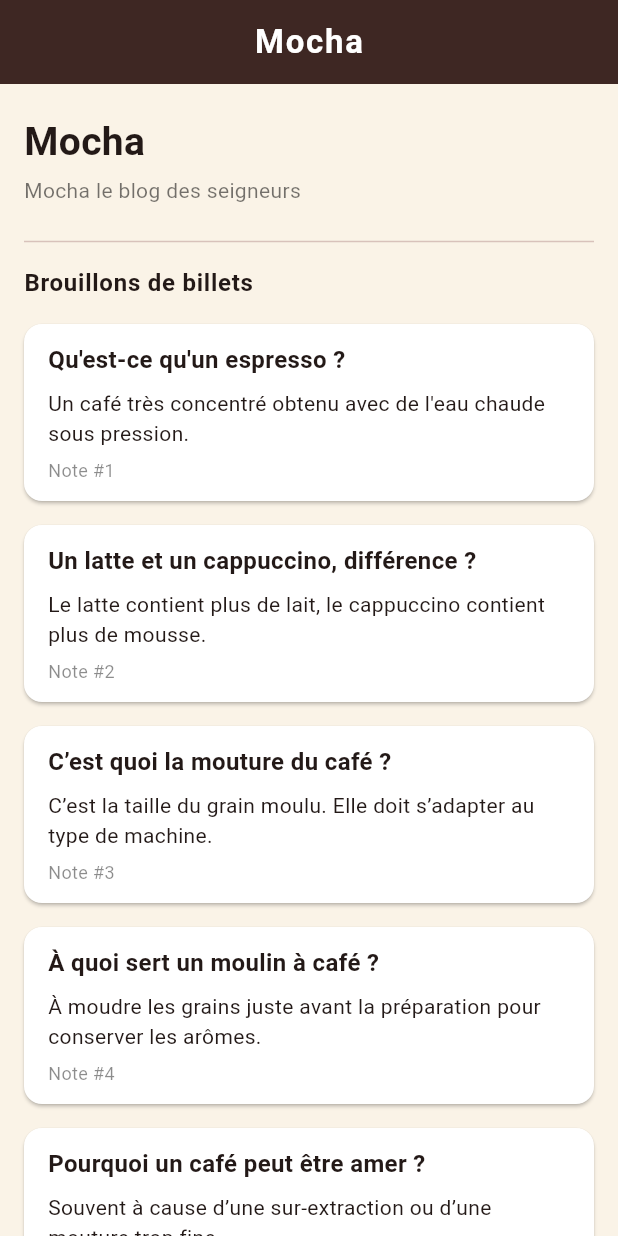
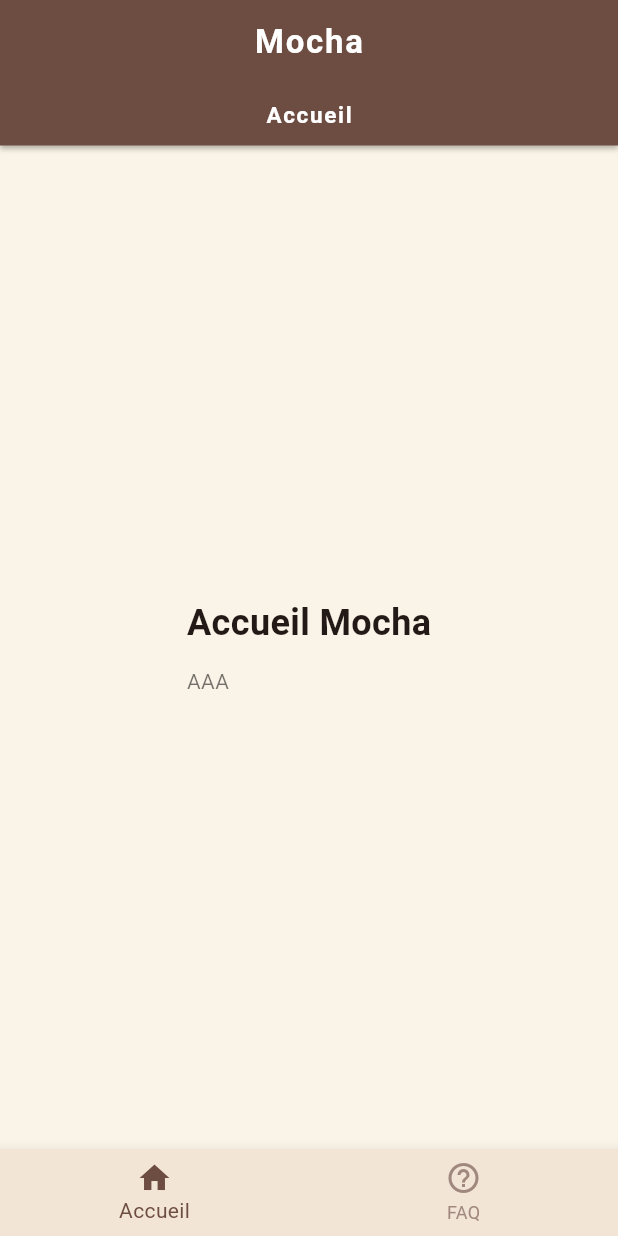
Before and after one commit to APlouzeau/mocha, a Flutter app: the screen it shows after launch, on a phone screen of 412 x 824 dp. Run offline on Flutter 3.47's test engine with Material 3 defaults, Android fonts, the phone set to English and light mode, and no system bars.

Commit message:
add home page & modify faq page

```diff
--- a/lib/main.dart
+++ b/lib/main.dart
@@ -1,4 +1,6 @@
 import 'package:flutter/material.dart';
+import 'pages/home_page.dart';
+import 'pages/faq_page.dart';
 
 void main() {
   runApp(const MochaApp());
@@ -11,70 +13,48 @@ class MochaApp extends StatelessWidget {
   Widget build(BuildContext context) {
     return MaterialApp(
       debugShowCheckedModeBanner: false,
-      title: 'Mocha - Blog',
+      title: 'Mocha',
       theme: ThemeData(
+        useMaterial3: true,
         colorScheme: ColorScheme.fromSeed(
           seedColor: const Color(0xFF6D4C41),
         ),
-        useMaterial3: true,
         scaffoldBackgroundColor: const Color(0xFFFAF3E7),
         appBarTheme: const AppBarTheme(
-          backgroundColor: Color(0xFF3E2723),
+          backgroundColor: Color(0xFF6D4C41),
           foregroundColor: Colors.white,
+          centerTitle: true,
           elevation: 0,
-          centerTitle: true,
           titleTextStyle: TextStyle(
             fontSize: 22,
             fontWeight: FontWeight.w700,
             letterSpacing: 1.2,
           ),
         ),
-        cardTheme: const CardThemeData(
-          color: Colors.white,
-          elevation: 1,
-          margin: EdgeInsets.symmetric(vertical: 8),
-          shape: RoundedRectangleBorder(
-            borderRadius: BorderRadius.all(Radius.circular(12)),
       ),
-        ),
-      ),
-      home: const MochaHomePage(),
+      home: const MochaRoot(),
     );
   }
 }
 
-/// Page d’accueil "pré-blog" :
-/// pour l’instant on affiche 5 questions / réponses
-/// comme si c’était des brouillons d’articles.
-class MochaHomePage extends StatelessWidget {
-  const MochaHomePage({super.key});
+class MochaRoot extends StatefulWidget {
+  const MochaRoot({super.key});
 
-  final List<Map<String, String>> questions = const [
-    {
-      'question': "Qu'est-ce qu'un espresso ?",
-      'answer':
-      "Un café très concentré obtenu avec de l'eau chaude sous pression."
-    },
-    {
-      'question': 'Un latte et un cappuccino, différence ?',
-      'answer':
-      'Le latte contient plus de lait, le cappuccino contient plus de mousse.'
-    },
-    {
-      'question': 'C’est quoi la mouture du café ?',
-      'answer':
-      'C’est la taille du grain moulu. Elle doit s’adapter au type de machine.'
-    },
-    {
-      'question': 'À quoi sert un moulin à café ?',
-      'answer':
-      'À moudre les grains juste avant la préparation pour conserver les arômes.'
-    },
-    {
-      'question': 'Pourquoi un café peut être amer ?',
-      'answer':
-      'Souvent à cause d’une sur-extraction ou d’une mouture trop fine.'
-    },
+  @override
+  State<MochaRoot> createState() => _MochaRootState();
+}
+
+class _MochaRootState extends State<MochaRoot> {
+  int _currentIndex = 0;
+
+  final List<Widget> _pages = const [
+    MochaHomePage(),
+    MochaFaqPage(),
+  ];
+
+  final List<String> _pageLabels = const [
+    "Accueil",
+    "FAQ",
   ];
 
   @override
@@ -83,86 +63,56 @@ class MochaHomePage extends StatelessWidget {
       appBar: AppBar(
         title: const Text('Mocha'),
       ),
-      body: SingleChildScrollView(
-        padding: const EdgeInsets.symmetric(horizontal: 16, vertical: 20),
-        child: Column(
-          crossAxisAlignment: CrossAxisAlignment.start,
+      body: Column(
         children: [
-            const Text(
-              'Mocha',
-              style: TextStyle(
-                fontSize: 26,
-                fontWeight: FontWeight.w700,
+          Container(
+            width: double.infinity,
+            padding: const EdgeInsets.symmetric(vertical: 10),
+            decoration: const BoxDecoration(
+              color: Color(0xFF6D4C41),
+              boxShadow: [
+                BoxShadow(
+                  color: Colors.black26,
+                  blurRadius: 2,
+                  offset: Offset(0, 2),
+                )
+              ],
+            ),
+            child: Center(
+              child: Text(
+                _pageLabels[_currentIndex],
+                style: const TextStyle(
+                  color: Colors.white,
+                  fontSize: 15,
+                  fontWeight: FontWeight.w600,
+                  letterSpacing: 1.1,
                 ),
               ),
-            const SizedBox(height: 4),
-            const Text(
-              "Mocha le blog des seigneurs",
-              style: TextStyle(
-                fontSize: 14,
-                color: Colors.black54,
             ),
           ),
-            const SizedBox(height: 16),
-            const Divider(),
-            const SizedBox(height: 8),
-            const Text(
-              'Brouillons de billets',
-              style: TextStyle(
-                fontSize: 16,
-                fontWeight: FontWeight.w600,
-                letterSpacing: 0.5,
+          Expanded(child: _pages[_currentIndex]),
+        ],
       ),
+      bottomNavigationBar: BottomNavigationBar(
+        currentIndex: _currentIndex,
+        selectedItemColor: const Color(0xFF6D4C41),
+        unselectedItemColor: Colors.brown.shade300,
+        backgroundColor: const Color(0xFFF2E5D5),
+        onTap: (index) {
+          setState(() {
+            _currentIndex = index;
+          });
+        },
+        items: const [
+          BottomNavigationBarItem(
+            icon: Icon(Icons.home),
+            label: 'Accueil',
           ),
-            const SizedBox(height: 8),
-//
-            ListView.builder(
-              itemCount: questions.length,
-              shrinkWrap: true,
-              physics: const NeverScrollableScrollPhysics(),
-              itemBuilder: (context, index) {
-                final q = questions[index];
-
-                return Card(
-                  child: Padding(
-                    padding: const EdgeInsets.symmetric(
-                      horizontal: 16,
-                      vertical: 12,
-                    ),
-                    child: Column(
-                      crossAxisAlignment: CrossAxisAlignment.start,
-                      children: [
-                        Text(
-                          q['question']!,
-                          style: const TextStyle(
-                            fontSize: 16,
-                            fontWeight: FontWeight.w700,
-                          ),
-                        ),
-                        const SizedBox(height: 8),
-                        Text(
-                          q['answer']!,
-                          style: const TextStyle(
-                            fontSize: 14,
-                            height: 1.4,
-                          ),
-                        ),
-                        const SizedBox(height: 6),
-                        Text(
-                          'Note #${index + 1}',
-                          style: const TextStyle(
-                            fontSize: 12,
-                            color: Colors.black45,
-                          ),
+          BottomNavigationBarItem(
+            icon: Icon(Icons.help_outline),
+            label: 'FAQ',
           ),
         ],
-                    ),
-                  ),
-                );
-              },
-            ),
-          ],
-        ),
       ),
     );
   }
--- /dev/null
+++ b/lib/pages/faq_page.dart
@@ -0,0 +1,89 @@
+import 'package:flutter/material.dart';
+
+class MochaFaqPage extends StatelessWidget {
+  const MochaFaqPage({super.key});
+
+  final List<Map<String, String>> questions = const [
+    {
+      "question": "Qu'est-ce qu'un espresso ?",
+      "answer":
+      "Un espresso est un café très concentré obtenu en faisant passer de l'eau chaude sous pression à travers du café finement moulu. "
+          "Il sert souvent de base à d’autres boissons (latte, cappuccino, etc.).",
+    },
+    {
+      "question": "Quelle est la différence entre un latte et un cappuccino ?",
+      "answer":
+      "Les deux utilisent du lait, mais le latte contient plus de lait chaud et moins de mousse, alors que le cappuccino a une couche de mousse plus épaisse "
+          "et un goût de café plus marqué.",
+    },
+    {
+      "question": "Qu'est-ce que la mouture du café ?",
+      "answer":
+      "La mouture correspond à la taille des particules de café une fois les grains moulus. "
+          "Une mouture fine est utilisée pour l’espresso, une mouture plus grosse pour les cafetières filtres ou à piston.",
+    },
+    {
+      "question": "À quoi sert un moulin à café ?",
+      "answer":
+      "Un moulin à café permet de moudre les grains juste avant la préparation. "
+          "Cela permet de préserver les arômes, qui se perdent rapidement une fois le café moulu.",
+    },
+    {
+      "question": "Pourquoi le café peut-il être amer ?",
+      "answer":
+      "Un café trop amer est souvent lié à une sur-extraction (temps d’infusion trop long), une mouture trop fine ou des grains trop torréfiés. "
+          "Adapter la mouture et le temps d’infusion permet souvent de corriger ça.",
+    },
+  ];
+
+  @override
+  Widget build(BuildContext context) {
+    return ListView.builder(
+      padding: const EdgeInsets.all(16),
+      itemCount: questions.length,
+      itemBuilder: (context, index) {
+        final q = questions[index];
+
+        return Card(
+          margin: const EdgeInsets.only(bottom: 16),
+          child: Padding(
+            padding: const EdgeInsets.symmetric(
+              horizontal: 16,
+              vertical: 14,
+            ),
+            child: Column(
+              crossAxisAlignment: CrossAxisAlignment.start,
+              children: [
+                // Titre façon titre d'article
+                Text(
+                  q["question"]!,
+                  style: const TextStyle(
+                    fontSize: 18,
+                    fontWeight: FontWeight.w700,
+                  ),
+                ),
+                const SizedBox(height: 8),
+                Text(
+                  q["answer"]!,
+                  style: const TextStyle(
+                    fontSize: 14,
+                    height: 1.5,
+                  ),
+                ),
+                const SizedBox(height: 10),
+                // Petite meta en bas du post
+                Text(
+                  "FAQ #${index + 1}",
+                  style: const TextStyle(
+                    fontSize: 12,
+                    color: Colors.black45,
+                  ),
+                ),
+              ],
+            ),
+          ),
+        );
+      },
+    );
+  }
+}
--- /dev/null
+++ b/lib/pages/home_page.dart
@@ -0,0 +1,39 @@
+import 'package:flutter/material.dart';
+
+/// Page d'accueil "vide" pour Mocha.
+/// Tes collègues pourront venir coder ici plus tard.
+/// Pour l'instant, c'est juste un template de base.
+class MochaHomePage extends StatelessWidget {
+  const MochaHomePage({super.key});
+
+  @override
+  Widget build(BuildContext context) {
+    return Center(
+      child: Padding(
+        padding: const EdgeInsets.symmetric(horizontal: 24.0),
+        child: Column(
+          mainAxisAlignment: MainAxisAlignment.center,
+          crossAxisAlignment: CrossAxisAlignment.start,
+          children: const [
+            Text(
+              'Accueil Mocha',
+              style: TextStyle(
+                fontSize: 24,
+                fontWeight: FontWeight.w700,
+              ),
+            ),
+            SizedBox(height: 12),
+            Text(
+              "AAA",
+              style: TextStyle(
+                fontSize: 14,
+                height: 1.4,
+                color: Colors.black54,
+              ),
+            ),
+          ],
+        ),
+      ),
+    );
+  }
+}
```
Lines whose indentation alone changed are shown as unchanged.
